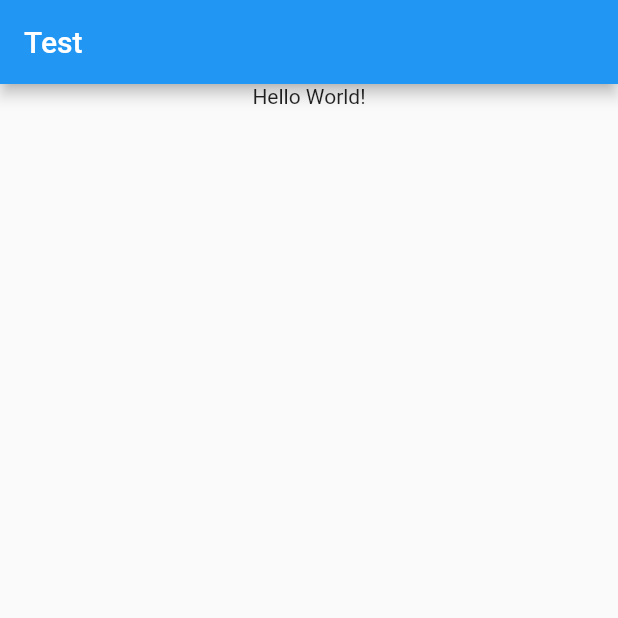
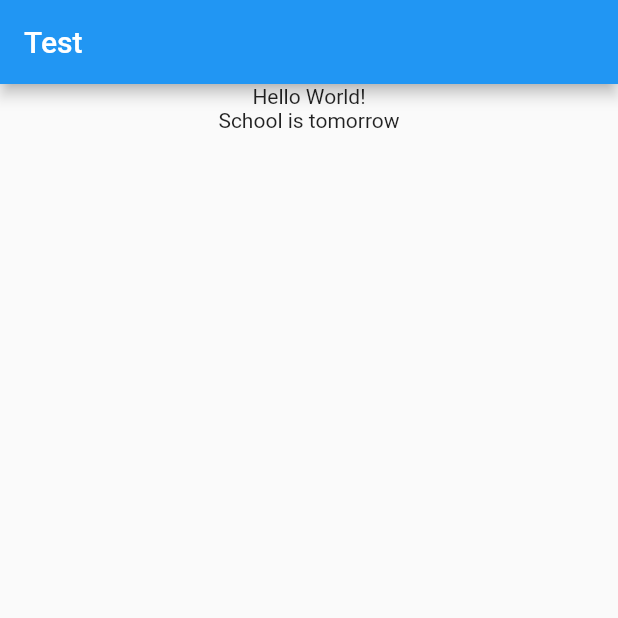
Before and after one commit to RADKick/flutter_puzzle_1, a Flutter app: the screen it shows after launch, on a phone screen of 412 x 824 dp, the top half of it. Run offline on Flutter 3.47's test engine with Material 2 defaults, Android fonts, the phone set to English and light mode, and no system bars.

Commit message:
hello world

```diff
--- a/lib/main.dart
+++ b/lib/main.dart
@@ -15,9 +15,7 @@ class MyApp extends StatelessWidget {
         ),
         body: Center(
           child: Column(
-            children: [
-              Text('Hello World!'),
-            ],
+            children: [Text('Hello World!'), Text("School is tomorrow")],
           ),
         ),
       ),
```
